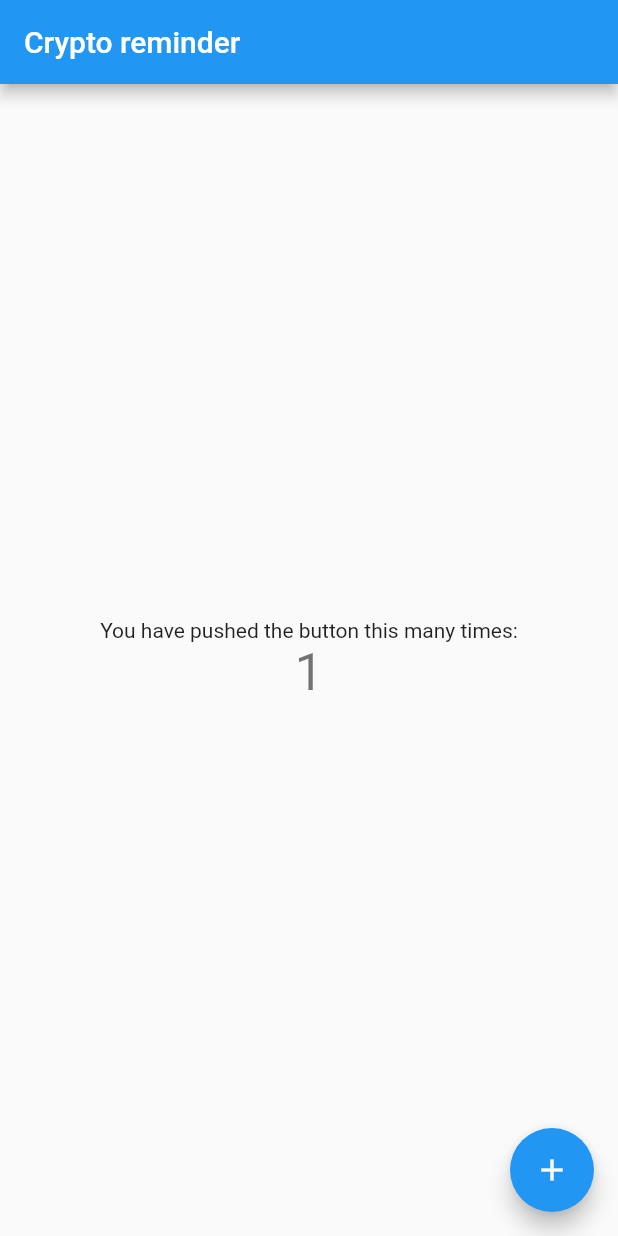
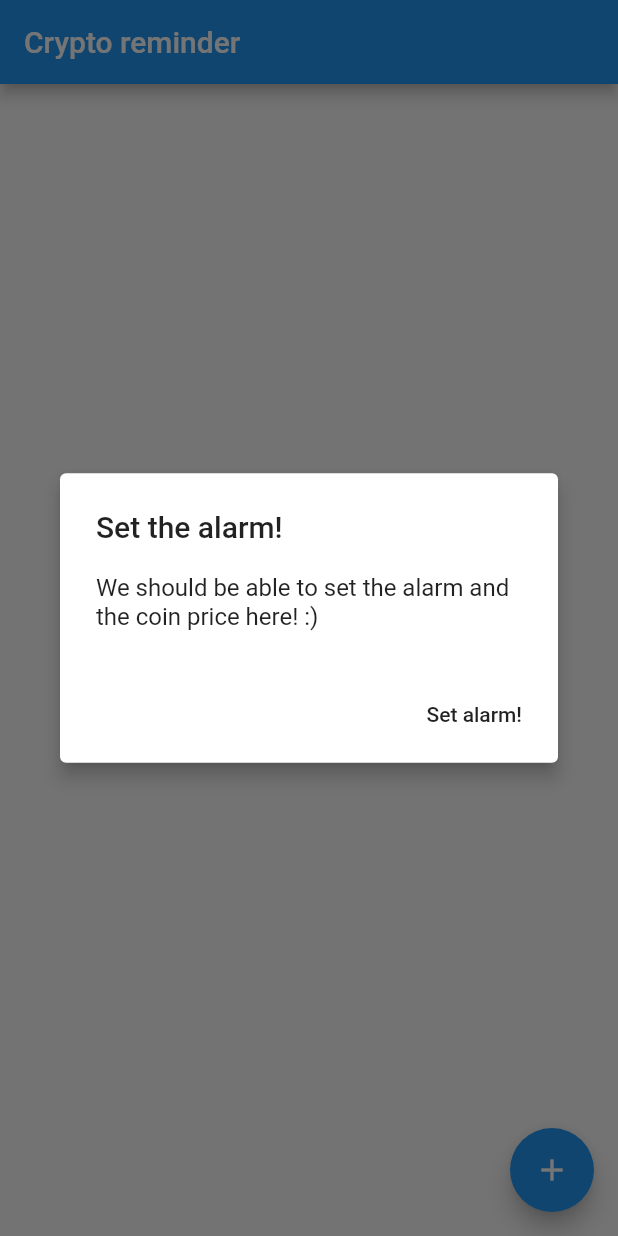
Before and after one commit to mkloar/crypto-reminder, a Flutter app: the screen it shows after launch, after a tap on the "add" icon, on a phone screen of 412 x 824 dp. Run offline on Flutter 3.47's test engine with Material 2 defaults, Android fonts, the phone set to English and light mode, and no system bars.

Commit message:
Implement popup upon floating action button press (#1)

```diff
--- a/lib/main.dart
+++ b/lib/main.dart
@@ -46,7 +46,25 @@ class MyHomePage extends StatefulWidget {
 }
 
 class _MyHomePageState extends State<MyHomePage> {
-  int _counter = 0;
+  void _showAlarmPopup(BuildContext context) {
+    Widget setButton = FlatButton(
+        child: Text("Set alarm!"),
+        onPressed: () {
+          Navigator.of(context).pop();
+        });
+    showDialog(
+        context: context,
+        builder: (BuildContext context) {
+          return AlertDialog(
+            title: Text("Set the alarm!"),
+            content: Text("We should be able to set the alarm and the coin price here! :)"),
+            actions: [
+              setButton,
+            ],
+            elevation: 5,
+          );
+        });
+  }
 
   void _incrementCounter() {
     setState(() {
@@ -55,7 +73,6 @@ class _MyHomePageState extends State<MyHomePage> {
       // so that the display can reflect the updated values. If we changed
       // _counter without calling setState(), then the build method would not be
       // called again, and so nothing would appear to happen.
-      _counter++;
     });
   }
 
@@ -94,17 +111,15 @@ class _MyHomePageState extends State<MyHomePage> {
           mainAxisAlignment: MainAxisAlignment.center,
           children: <Widget>[
             Text(
-              'You have pushed the button this many times:',
-            ),
-            Text(
-              '$_counter',
-              style: Theme.of(context).textTheme.headline4,
+              'No alarms set yet!',
             ),
           ],
         ),
       ),
       floatingActionButton: FloatingActionButton(
-        onPressed: _incrementCounter,
+        onPressed: () {
+          _showAlarmPopup(context);
+        },
         tooltip: 'Increment',
         child: Icon(Icons.add),
       ), // This trailing comma makes auto-formatting nicer for build methods.
```
